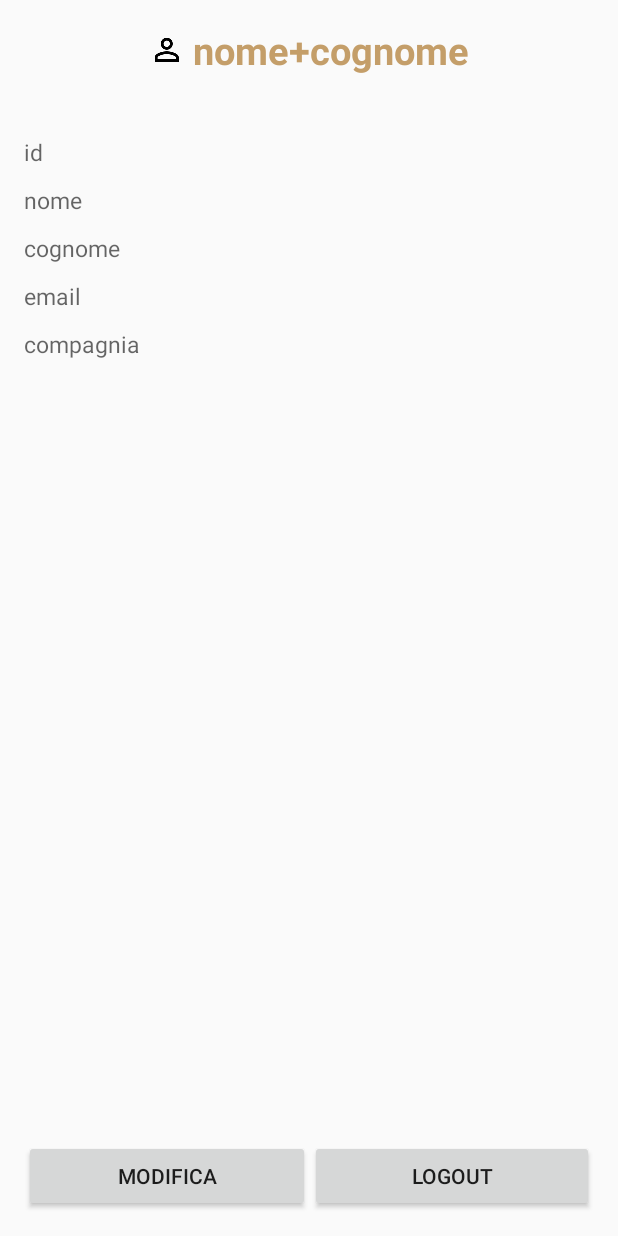
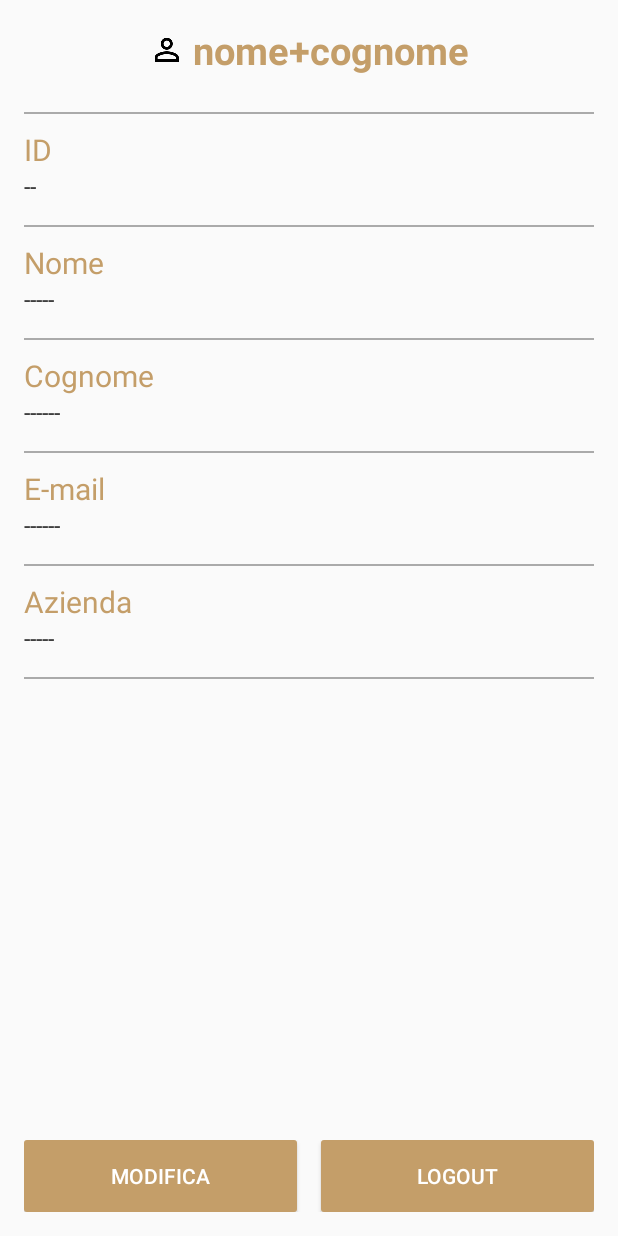
Before and after one commit to AndreaMinato/kdev-storelocator, an Android app: the layout content_detail_user.xml on its own in the app's theme, with its tools: preview values and no code run, on a phone screen of 412 x 824 dp. Run offline under Robolectric (Android 15) with nearby library versions, the phone set to English and light mode, and no system bars.

Commit message:
miglioramenti layout detail user

```diff
--- a/app/src/main/java/it/kdevgroup/storelocator/DetailUser.java
+++ b/app/src/main/java/it/kdevgroup/storelocator/DetailUser.java
@@ -30,11 +30,11 @@ public class DetailUser extends AppCompatActivity {
         compagnia=(TextView)findViewById(R.id.txtCompany);
 
         title.setText(User.getInstance().getName()+" "+User.getInstance().getSurname());
-        id.setText("id: "+User.getInstance().getId());
-        nome.setText("nome: " + User.getInstance().getName());
-        cognome.setText("cognome: "+User.getInstance().getSurname());
-        email.setText("email: "+User.getInstance().getEmail());
-        compagnia.setText("azienda: "+User.getInstance().getCompany());
+        id.setText(User.getInstance().getId());
+        nome.setText( User.getInstance().getName());
+        cognome.setText(User.getInstance().getSurname());
+        email.setText(User.getInstance().getEmail());
+        compagnia.setText(User.getInstance().getCompany());
 
 
 
--- a/app/src/main/res/layout/content_detail_user.xml
+++ b/app/src/main/res/layout/content_detail_user.xml
@@ -20,55 +20,163 @@
         android:drawableLeft="@drawable/ic_perm_identity"
         android:drawablePadding="5dp"
         android:layout_gravity="center_horizontal"
-        android:layout_marginBottom="40dp"
+        android:layout_marginBottom="25dp"
         android:textSize="25dp"
         android:textColor="@color/oro"
         android:textStyle="bold"
         android:layout_centerHorizontal="true" />
 
-    <TextView
+    <View
         android:layout_width="match_parent"
-        android:layout_height="wrap_content"
-        android:textAppearance="?android:attr/textAppearanceMedium"
-        android:text="nome"
-        android:id="@+id/txtNome"
-        android:layout_marginBottom="5dp"
-        android:layout_below="@+id/txtId"
-        android:textSize="15dp"
-        android:layout_marginTop="5dp" />
+        android:layout_height="1dp"
+        android:background="@android:color/darker_gray"
+        android:id="@+id/line0"
+        android:layout_above="@+id/id1" />
 
     <TextView
         android:layout_width="match_parent"
         android:layout_height="wrap_content"
         android:textAppearance="?android:attr/textAppearanceMedium"
-        android:text="cognome"
-        android:id="@+id/txtCognome"
-        android:layout_marginBottom="5dp"
-        android:layout_marginTop="5dp"
-        android:layout_below="@+id/txtNome"
+        android:text="ID"
+        android:id="@+id/id1"
+        android:layout_below="@+id/txtTitle"
+        android:textColor="@color/oro"
+        android:textSize="20dp"
+        android:layout_marginTop="10dp" />
+
+    <TextView
+        android:layout_width="match_parent"
+        android:layout_height="wrap_content"
+        android:textAppearance="?android:attr/textAppearanceSmall"
+        android:text="--"
+        android:id="@+id/txtId"
+        android:layout_below="@+id/id1"
+        android:layout_marginBottom="15dp"
+        android:textColor="@color/colorPrimary"
         android:textSize="15dp" />
+
+    <View
+        android:layout_width="match_parent"
+        android:layout_height="1dp"
+        android:background="@android:color/darker_gray"
+        android:layout_below="@+id/txtId"
+        android:id="@+id/line1" />
 
     <TextView
         android:layout_width="match_parent"
         android:layout_height="wrap_content"
         android:textAppearance="?android:attr/textAppearanceMedium"
-        android:text="email"
-        android:id="@+id/txtEmail"
-        android:layout_marginTop="5dp"
-        android:layout_marginBottom="5dp"
-        android:layout_below="@+id/txtCognome"
+        android:text="Nome"
+        android:id="@+id/nome1"
+        android:layout_below="@+id/line1"
+        android:layout_marginTop="10dp"
+        android:textColor="@color/oro"
+        android:textSize="20dp" />
+
+    <TextView
+        android:layout_width="match_parent"
+        android:layout_height="wrap_content"
+        android:textAppearance="?android:attr/textAppearanceSmall"
+        android:text="-----"
+        android:id="@+id/txtNome"
+        android:layout_marginBottom="15dp"
+        android:layout_below="@+id/nome1"
+        android:textColor="@color/colorPrimary"
         android:textSize="15dp" />
+
+    <View
+        android:layout_width="match_parent"
+        android:layout_height="1dp"
+        android:background="@android:color/darker_gray"
+        android:id="@+id/line2"
+        android:layout_below="@+id/txtNome" />
 
     <TextView
         android:layout_width="match_parent"
         android:layout_height="wrap_content"
         android:textAppearance="?android:attr/textAppearanceMedium"
-        android:text="compagnia"
+        android:text="Cognome"
+        android:id="@+id/cognome1"
+        android:layout_below="@+id/line2"
+        android:layout_marginTop="10dp"
+        android:textColor="@color/oro"
+        android:textSize="20dp" />
+
+    <TextView
+        android:layout_width="match_parent"
+        android:layout_height="wrap_content"
+        android:textAppearance="?android:attr/textAppearanceSmall"
+        android:text="------"
+        android:id="@+id/txtCognome"
+        android:layout_marginBottom="15dp"
+        android:layout_below="@+id/cognome1"
+        android:textColor="@color/colorPrimary"
+        android:textSize="15dp" />
+
+    <View
+        android:layout_width="match_parent"
+        android:layout_height="1dp"
+        android:background="@android:color/darker_gray"
+        android:id="@+id/line3"
+        android:layout_below="@+id/txtCognome" />
+
+    <TextView
+        android:layout_width="match_parent"
+        android:layout_height="wrap_content"
+        android:textAppearance="?android:attr/textAppearanceMedium"
+        android:text="E-mail"
+        android:id="@+id/email1"
+        android:layout_below="@+id/line3"
+        android:layout_marginTop="10dp"
+        android:textColor="@color/oro"
+        android:textSize="20dp" />
+
+    <TextView
+        android:layout_width="match_parent"
+        android:layout_height="wrap_content"
+        android:textAppearance="?android:attr/textAppearanceSmall"
+        android:text="------"
+        android:id="@+id/txtEmail"
+        android:layout_marginBottom="15dp"
+        android:layout_below="@+id/email1"
+        android:textColor="@color/colorPrimary"
+        android:textSize="15dp" />
+
+    <View
+        android:layout_width="match_parent"
+        android:layout_height="1dp"
+        android:background="@android:color/darker_gray"
+        android:id="@+id/lin4"
+        android:layout_below="@+id/txtEmail" />
+
+    <TextView
+        android:layout_width="match_parent"
+        android:layout_height="wrap_content"
+        android:textAppearance="?android:attr/textAppearanceMedium"
+        android:text="Azienda"
+        android:id="@+id/company1"
+        android:layout_below="@+id/lin4"
+        android:layout_marginTop="10dp"
+        android:textColor="@color/oro"
+        android:textSize="20dp" />
+
+    <TextView
+        android:layout_width="match_parent"
+        android:layout_height="wrap_content"
+        android:textAppearance="?android:attr/textAppearanceSmall"
+        android:text="-----"
         android:id="@+id/txtCompany"
-        android:layout_marginTop="5dp"
-        android:layout_marginBottom="5dp"
-        android:layout_below="@+id/txtEmail"
+        android:layout_marginBottom="15dp"
+        android:layout_below="@+id/company1"
+        android:textColor="@color/colorPrimary"
         android:textSize="15dp" />
+
+    <View
+        android:layout_width="match_parent"
+        android:layout_height="1dp"
+        android:background="@android:color/darker_gray"
+        android:id="@+id/line5"
+        android:layout_below="@+id/txtCompany" />
 
     <LinearLayout
         android:orientation="horizontal"
@@ -81,24 +189,20 @@
             android:layout_height="wrap_content"
             android:text="Modifica"
             android:id="@+id/btnModifica"
-            android:layout_weight="1" />
+            android:layout_weight="1"
+            android:background="@drawable/button_style"
+            android:textColor="#fff"
+            android:layout_marginRight="8dp" />
 
         <Button
             android:layout_width="wrap_content"
             android:layout_height="wrap_content"
             android:text="Logout"
             android:id="@+id/btnLogout"
-            android:layout_weight="1" />
+            android:layout_weight="1"
+            android:background="@drawable/button_style"
+            android:textColor="#fff"
+            android:layout_marginLeft="8dp" />
     </LinearLayout>
 
-    <TextView
-        android:layout_width="match_parent"
-        android:layout_height="wrap_content"
-        android:textAppearance="?android:attr/textAppearanceMedium"
-        android:text="id"
-        android:id="@+id/txtId"
-        android:layout_below="@+id/txtTitle"
-        android:textSize="15dp"
-        android:layout_marginBottom="5dp" />
-
 </RelativeLayout>
```
